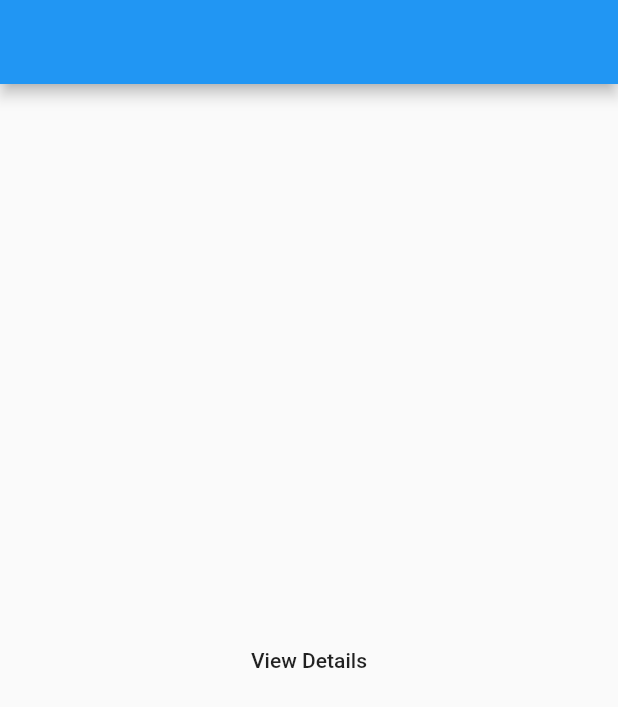
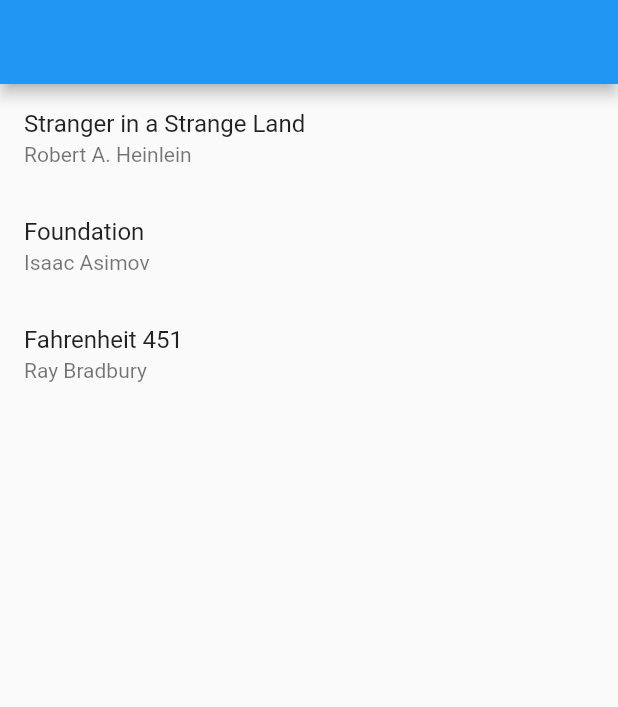
Before and after one commit to flutterpg1/flutter-demo, a Flutter app: the screen it shows after launch, on a phone screen of 412 x 824 dp. Shown: the top 707 px of the screen. Run offline on Flutter 3.47's test engine with Material 2 defaults, Android fonts, the phone set to English and light mode, and no system bars.

Commit message:
animated routing

```diff
--- a/lib/main.dart
+++ b/lib/main.dart
@@ -1,90 +1,162 @@
 import 'package:flutter/material.dart';
 
 void main() {
-  runApp(Nav2App());
+  runApp(BooksApp());
 }
 
-class Nav2App extends StatelessWidget {
+class Book {
+  final String title;
+  final String author;
+
+  Book(this.title, this.author);
+}
+
+class BooksApp extends StatefulWidget {
+  @override
+  State<StatefulWidget> createState() => _BooksAppState();
+}
+
+class _BooksAppState extends State<BooksApp> {
+  Book _selectedBook;
+
+  List<Book> books = [
+    Book('Stranger in a Strange Land', 'Robert A. Heinlein'),
+    Book('Foundation', 'Isaac Asimov'),
+    Book('Fahrenheit 451', 'Ray Bradbury'),
+  ];
+
   @override
   Widget build(BuildContext context) {
     return MaterialApp(
-      onGenerateRoute: (settings) {
-        // Handle '/'
-        if (settings.name == '/') {
-          return MaterialPageRoute(builder: (context) => HomeScreen());
-        }
+      title: 'Books App',
+      home: Navigator(
+        pages: [
+          MaterialPage(
+            key: ValueKey('BooksListPage'),
+            child: BooksListScreen(
+              books: books,
+              onTapped: _handleBookTapped,
+            ),
+          ),
+          if (_selectedBook != null) BookDetailsPage(book: _selectedBook)
+        ],
+        onPopPage: (route, result) {
+          if (!route.didPop(result)) {
+            return false;
+          }
 
-        // Handle '/details/:id'
-        var uri = Uri.parse(settings.name);
-        if (uri.pathSegments.length == 2 &&
-            uri.pathSegments.first == 'details') {
-          var id = uri.pathSegments[1];
-          return MaterialPageRoute(builder: (context) => DetailScreen(id: id));
-        }
+          // Update the list of pages by setting _selectedBook to null
+          setState(() {
+            _selectedBook = null;
+          });
 
-        return MaterialPageRoute(builder: (context) => UnknownScreen());
+          return true;
+        },
+      ),
+    );
+  }
+
+  void _handleBookTapped(Book book) {
+    setState(() {
+      _selectedBook = book;
+    });
+  }
+}
+
+// class BookDetailsPage extends Page {
+//   final Book book;
+
+//   BookDetailsPage({
+//     this.book,
+//   }) : super(key: ValueKey(book));
+
+//   Route createRoute(BuildContext context) {
+//     return MaterialPageRoute(
+//       settings: this,
+//       builder: (BuildContext context) {
+//         return BookDetailsScreen(book: book);
+//       },
+//     );
+//   }
+// }
+class BookDetailsPage extends Page {
+  final Book book;
+
+  BookDetailsPage({
+    this.book,
+  }) : super(key: ValueKey(book));
+
+  Route createRoute(BuildContext context) {
+    return PageRouteBuilder(
+      settings: this,
+      pageBuilder: (context, animation, animation2) => BookDetailsScreen(book: book,),
+      transitionsBuilder: (context, animation, secondaryAnimation, child) {
+        var begin = Offset(0.0, 1.0);
+        var end = Offset.zero;
+        var curve = Curves.ease;
+
+        var tween =
+            Tween(begin: begin, end: end).chain(CurveTween(curve: curve));
+
+        return SlideTransition(
+          position: animation.drive(tween),
+          child: child,
+        );
       },
     );
   }
 }
 
-class HomeScreen extends StatelessWidget {
-  @override
-  Widget build(BuildContext context) {
-    return Scaffold(
-      appBar: AppBar(),
-      body: Center(
-        child: FlatButton(
-          child: Text('View Details'),
-          onPressed: () {
-            Navigator.pushNamed(
-              context,
-              '/details/1',
-            );
-          },
-        ),
-      ),
-    );
-  }
-}
+class BooksListScreen extends StatelessWidget {
+  final List<Book> books;
+  final ValueChanged<Book> onTapped;
 
-class DetailScreen extends StatelessWidget {
-  String id;
-
-  DetailScreen({
-    this.id,
+  BooksListScreen({
+    @required this.books,
+    @required this.onTapped,
   });
 
   @override
   Widget build(BuildContext context) {
     return Scaffold(
       appBar: AppBar(),
-      body: Center(
+      body: ListView(
+        children: [
+          for (var book in books)
+            ListTile(
+              title: Text(book.title),
+              subtitle: Text(book.author),
+              onTap: () => onTapped(book),
+            )
+        ],
+      ),
+    );
+  }
+}
+
+class BookDetailsScreen extends StatelessWidget {
+  final Book book;
+
+  BookDetailsScreen({
+    @required this.book,
+  });
+
+  @override
+  Widget build(BuildContext context) {
+    return Scaffold(
+      appBar: AppBar(),
+      body: Padding(
+        padding: const EdgeInsets.all(8.0),
         child: Column(
-          mainAxisAlignment: MainAxisAlignment.center,
+          crossAxisAlignment: CrossAxisAlignment.start,
           children: [
-            Text('Viewing details for item $id'),
-            FlatButton(
-              child: Text('Pop!'),
-              onPressed: () {
-                Navigator.pop(context);
-              },
-            ),
+            if (book != null) ...[
+              Text(book.title, style: Theme.of(context).textTheme.headline6),
+              Text(book.author, style: Theme.of(context).textTheme.subtitle1),
+            ],
           ],
         ),
       ),
     );
   }
 }
-
-class UnknownScreen extends StatelessWidget {
-  @override
-  Widget build(BuildContext context) {
-    return Scaffold(
-      appBar: AppBar(),
-      body: Center(
-        child: Text('404!'),
-      ),
-    );
-  }
-}
```
Also changed, not shown: README.txt.
